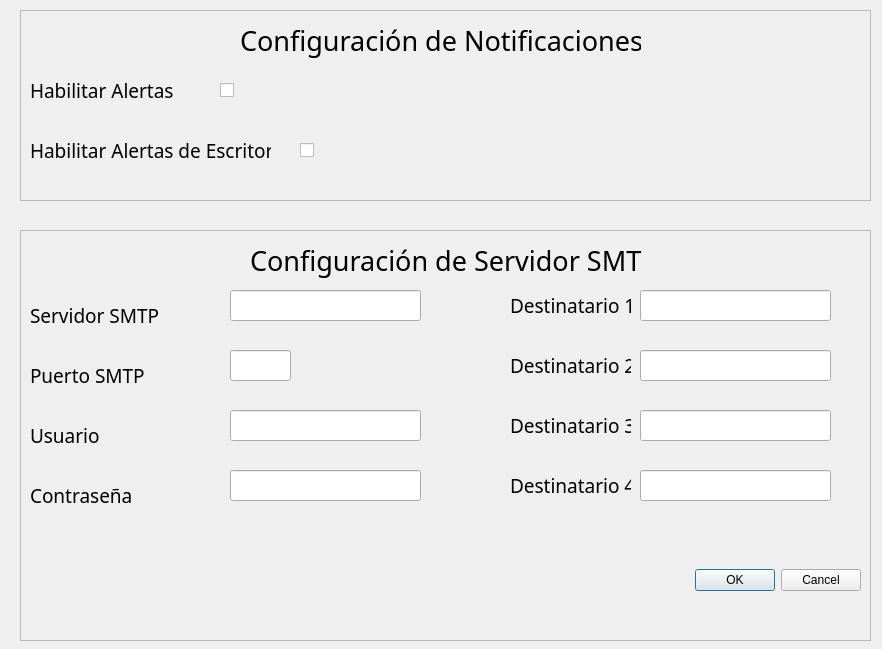
Old version of the form ui/notificaciones-window.ui in the repository nicoarccos/smart-printerv2.
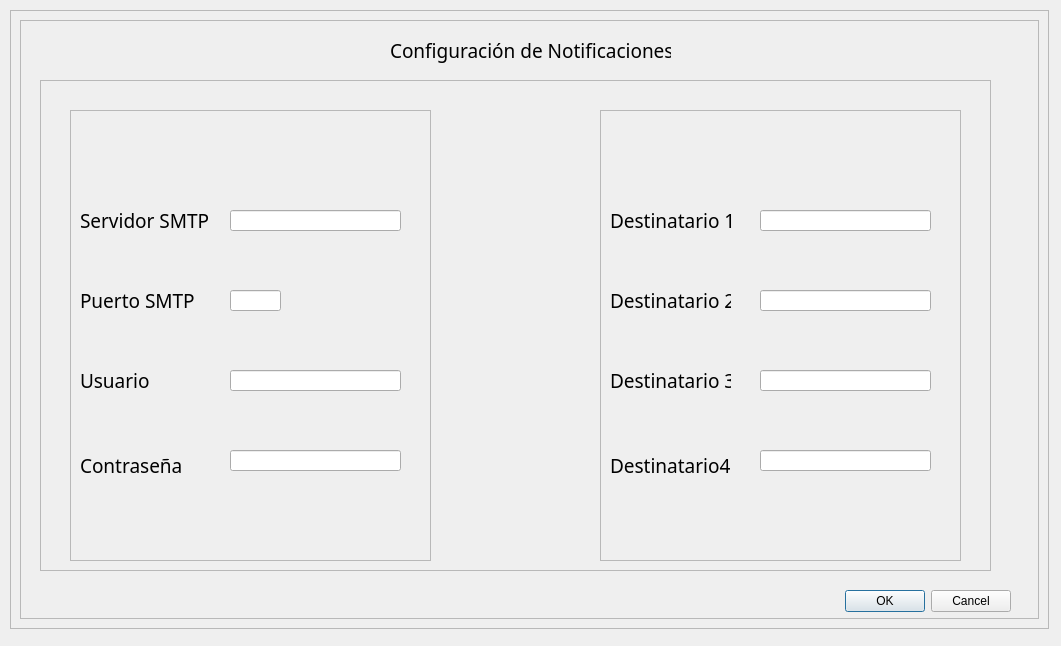
New version of the form.

Commit message: rebranding de alarmas, notificaciones y escaneo. Nivel: Funcional solo escaneo.

The edit to the form file:
```diff
--- a/ui/notificaciones-window.ui
+++ b/ui/notificaciones-window.ui
@@ -6,8 +6,8 @@
    <rect>
     <x>0</x>
     <y>0</y>
-    <width>882</width>
-    <height>649</height>
+    <width>1061</width>
+    <height>646</height>
    </rect>
   </property>
   <property name="windowTitle">
@@ -16,10 +16,10 @@
   <widget class="QFrame" name="frame">
    <property name="geometry">
     <rect>
-     <x>20</x>
+     <x>10</x>
      <y>10</y>
-     <width>851</width>
-     <height>191</height>
+     <width>1039</width>
+     <height>619</height>
     </rect>
    </property>
    <property name="frameShape">
@@ -28,160 +28,142 @@
    <property name="frameShadow">
     <enum>QFrame::Shadow::Raised</enum>
    </property>
-   <widget class="QLabel" name="label_2">
-    <property name="geometry">
-     <rect>
-      <x>220</x>
-      <y>10</y>
-      <width>401</width>
-      <height>41</height>
-     </rect>
-    </property>
-    <property name="font">
-     <font>
-      <family>Sylfaen</family>
-      <pointsize>20</pointsize>
-     </font>
-    </property>
-    <property name="text">
-     <string>Configuración de Notificaciones</string>
-    </property>
-   </widget>
-   <widget class="QLabel" name="label_9">
-    <property name="geometry">
-     <rect>
-      <x>10</x>
-      <y>60</y>
-      <width>151</width>
-      <height>41</height>
-     </rect>
-    </property>
-    <property name="font">
-     <font>
-      <family>Sylfaen</family>
-      <pointsize>14</pointsize>
-     </font>
-    </property>
-    <property name="text">
-     <string>Habilitar Alertas</string>
-    </property>
-   </widget>
-   <widget class="QCheckBox" name="checkBox">
-    <property name="geometry">
-     <rect>
-      <x>200</x>
-      <y>70</y>
-      <width>21</width>
-      <height>20</height>
-     </rect>
-    </property>
-    <property name="text">
-     <string/>
-    </property>
-   </widget>
-   <widget class="QLabel" name="label_10">
-    <property name="geometry">
-     <rect>
-      <x>10</x>
-      <y>120</y>
-      <width>241</width>
-      <height>41</height>
-     </rect>
-    </property>
-    <property name="font">
-     <font>
-      <family>Sylfaen</family>
-      <pointsize>14</pointsize>
-     </font>
-    </property>
-    <property name="text">
-     <string>Habilitar Alertas de Escritorio</string>
-    </property>
-   </widget>
-   <widget class="QCheckBox" name="checkBox_2">
-    <property name="geometry">
-     <rect>
-      <x>280</x>
-      <y>130</y>
-      <width>21</width>
-      <height>20</height>
-     </rect>
-    </property>
-    <property name="text">
-     <string/>
-    </property>
-   </widget>
-  </widget>
+   <layout class="QHBoxLayout" name="horizontalLayout_5">
+    <item>
   <widget class="QFrame" name="frame_2">
-   <property name="geometry">
-    <rect>
-     <x>20</x>
-     <y>230</y>
-     <width>851</width>
-     <height>411</height>
-    </rect>
-   </property>
    <property name="frameShape">
     <enum>QFrame::Shape::StyledPanel</enum>
    </property>
    <property name="frameShadow">
-    <enum>QFrame::Shadow::Raised</enum>
-   </property>
-   <widget class="QLabel" name="label_11">
+       <enum>QFrame::Raised</enum>
+      </property>
+      <widget class="QDialogButtonBox" name="buttonBox">
     <property name="geometry">
      <rect>
-      <x>230</x>
+         <x>800</x>
+         <y>570</y>
+         <width>191</width>
+         <height>23</height>
+        </rect>
+       </property>
+       <property name="standardButtons">
+        <set>QDialogButtonBox::Cancel|QDialogButtonBox::Ok</set>
+       </property>
+      </widget>
+      <widget class="QLabel" name="label_8">
+       <property name="geometry">
+        <rect>
+         <x>370</x>
       <y>10</y>
-      <width>391</width>
+         <width>281</width>
       <height>41</height>
      </rect>
     </property>
     <property name="font">
      <font>
       <family>Sylfaen</family>
-      <pointsize>20</pointsize>
-     </font>
-    </property>
-    <property name="text">
-     <string>Configuración de Servidor SMTP</string>
-    </property>
-   </widget>
-   <widget class="QLabel" name="label_3">
-    <property name="geometry">
-     <rect>
-      <x>10</x>
-      <y>70</y>
-      <width>141</width>
-      <height>31</height>
-     </rect>
-    </property>
-    <property name="font">
-     <font>
-      <family>Sylfaen</family>
       <pointsize>14</pointsize>
      </font>
     </property>
     <property name="text">
-     <string>Servidor SMTP</string>
-    </property>
-   </widget>
-   <widget class="QLineEdit" name="lineEdit_3">
+        <string>Configuración de Notificaciones</string>
+       </property>
+      </widget>
+      <widget class="QFrame" name="frame_3">
     <property name="geometry">
      <rect>
-      <x>210</x>
+         <x>20</x>
       <y>60</y>
-      <width>191</width>
-      <height>31</height>
-     </rect>
-    </property>
-   </widget>
+         <width>951</width>
+         <height>491</height>
+        </rect>
+       </property>
+       <property name="frameShape">
+        <enum>QFrame::StyledPanel</enum>
+       </property>
+       <property name="frameShadow">
+        <enum>QFrame::Raised</enum>
+       </property>
+       <widget class="QFrame" name="frame_4">
+        <property name="geometry">
+         <rect>
+          <x>30</x>
+          <y>30</y>
+          <width>361</width>
+          <height>451</height>
+         </rect>
+        </property>
+        <property name="frameShape">
+         <enum>QFrame::StyledPanel</enum>
+        </property>
+        <property name="frameShadow">
+         <enum>QFrame::Raised</enum>
+        </property>
    <widget class="QLabel" name="label_4">
     <property name="geometry">
      <rect>
       <x>10</x>
-      <y>130</y>
+           <y>330</y>
       <width>121</width>
-      <height>31</height>
+           <height>51</height>
+          </rect>
+         </property>
+         <property name="font">
+          <font>
+           <family>Sylfaen</family>
+           <pointsize>14</pointsize>
+          </font>
+         </property>
+         <property name="text">
+          <string>Contraseña</string>
+         </property>
+        </widget>
+        <widget class="QLineEdit" name="ip_final_7">
+         <property name="geometry">
+          <rect>
+           <x>160</x>
+           <y>340</y>
+           <width>171</width>
+           <height>21</height>
+          </rect>
+         </property>
+        </widget>
+        <widget class="QLabel" name="label_3">
+         <property name="geometry">
+          <rect>
+           <x>10</x>
+           <y>250</y>
+           <width>111</width>
+           <height>41</height>
+          </rect>
+         </property>
+         <property name="font">
+          <font>
+           <family>Sylfaen</family>
+           <pointsize>14</pointsize>
+          </font>
+         </property>
+         <property name="text">
+          <string>Usuario</string>
+         </property>
+        </widget>
+        <widget class="QLineEdit" name="ip_final_6">
+         <property name="geometry">
+          <rect>
+           <x>160</x>
+           <y>260</y>
+           <width>171</width>
+           <height>21</height>
+          </rect>
+         </property>
+        </widget>
+        <widget class="QLabel" name="label_5">
+         <property name="geometry">
+          <rect>
+           <x>10</x>
+           <y>170</y>
+           <width>121</width>
+           <height>41</height>
      </rect>
     </property>
     <property name="font">
@@ -194,13 +176,68 @@
      <string>Puerto SMTP</string>
     </property>
    </widget>
+        <widget class="QLineEdit" name="ip_final">
+         <property name="geometry">
+          <rect>
+           <x>160</x>
+           <y>180</y>
+           <width>51</width>
+           <height>21</height>
+          </rect>
+         </property>
+        </widget>
+        <widget class="QLabel" name="label_2">
+         <property name="geometry">
+          <rect>
+           <x>10</x>
+           <y>90</y>
+           <width>141</width>
+           <height>41</height>
+          </rect>
+         </property>
+         <property name="font">
+          <font>
+           <family>Sylfaen</family>
+           <pointsize>14</pointsize>
+          </font>
+         </property>
+         <property name="text">
+          <string>Servidor SMTP</string>
+         </property>
+        </widget>
+        <widget class="QLineEdit" name="ip_final_4">
+         <property name="geometry">
+          <rect>
+           <x>160</x>
+           <y>100</y>
+           <width>171</width>
+           <height>21</height>
+          </rect>
+         </property>
+        </widget>
+       </widget>
+       <widget class="QFrame" name="frame_5">
+        <property name="geometry">
+         <rect>
+          <x>560</x>
+          <y>30</y>
+          <width>361</width>
+          <height>451</height>
+         </rect>
+        </property>
+        <property name="frameShape">
+         <enum>QFrame::StyledPanel</enum>
+        </property>
+        <property name="frameShadow">
+         <enum>QFrame::Raised</enum>
+        </property>
    <widget class="QLabel" name="label_6">
     <property name="geometry">
      <rect>
       <x>10</x>
-      <y>250</y>
-      <width>121</width>
-      <height>31</height>
+           <y>330</y>
+           <width>131</width>
+           <height>51</height>
      </rect>
     </property>
     <property name="font">
@@ -210,123 +247,26 @@
      </font>
     </property>
     <property name="text">
-     <string>Contraseña</string>
-    </property>
-   </widget>
-   <widget class="QLineEdit" name="lineEdit_2">
+          <string>Destinatario4</string>
+         </property>
+        </widget>
+        <widget class="QLineEdit" name="ip_final_8">
     <property name="geometry">
      <rect>
-      <x>210</x>
-      <y>120</y>
-      <width>61</width>
-      <height>31</height>
-     </rect>
-    </property>
-   </widget>
-   <widget class="QLineEdit" name="lineEdit">
-    <property name="geometry">
-     <rect>
-      <x>210</x>
-      <y>180</y>
-      <width>191</width>
-      <height>31</height>
-     </rect>
-    </property>
-   </widget>
-   <widget class="QLineEdit" name="lineEdit_4">
-    <property name="geometry">
-     <rect>
-      <x>210</x>
-      <y>240</y>
-      <width>191</width>
-      <height>31</height>
+           <x>160</x>
+           <y>340</y>
+           <width>171</width>
+           <height>21</height>
      </rect>
     </property>
    </widget>
    <widget class="QLabel" name="label_7">
     <property name="geometry">
      <rect>
-      <x>490</x>
-      <y>60</y>
-      <width>121</width>
-      <height>31</height>
-     </rect>
-    </property>
-    <property name="font">
-     <font>
-      <family>Sylfaen</family>
-      <pointsize>14</pointsize>
-     </font>
-    </property>
-    <property name="text">
-     <string>Destinatario 1</string>
-    </property>
-   </widget>
-   <widget class="QLineEdit" name="lineEdit_5">
-    <property name="geometry">
-     <rect>
-      <x>620</x>
-      <y>60</y>
-      <width>191</width>
-      <height>31</height>
-     </rect>
-    </property>
-   </widget>
-   <widget class="QLabel" name="label_5">
-    <property name="geometry">
-     <rect>
       <x>10</x>
-      <y>190</y>
+           <y>250</y>
       <width>121</width>
-      <height>31</height>
-     </rect>
-    </property>
-    <property name="font">
-     <font>
-      <family>Sylfaen</family>
-      <pointsize>14</pointsize>
-     </font>
-    </property>
-    <property name="text">
-     <string>Usuario</string>
-    </property>
-   </widget>
-   <widget class="QLabel" name="label_8">
-    <property name="geometry">
-     <rect>
-      <x>490</x>
-      <y>120</y>
-      <width>121</width>
-      <height>31</height>
-     </rect>
-    </property>
-    <property name="font">
-     <font>
-      <family>Sylfaen</family>
-      <pointsize>14</pointsize>
-     </font>
-    </property>
-    <property name="text">
-     <string>Destinatario 2</string>
-    </property>
-   </widget>
-   <widget class="QLineEdit" name="lineEdit_6">
-    <property name="geometry">
-     <rect>
-      <x>620</x>
-      <y>120</y>
-      <width>191</width>
-      <height>31</height>
-     </rect>
-    </property>
-   </widget>
-   <widget class="QLabel" name="label_12">
-    <property name="geometry">
-     <rect>
-      <x>490</x>
-      <y>180</y>
-      <width>121</width>
-      <height>31</height>
+           <height>41</height>
      </rect>
     </property>
     <property name="font">
@@ -339,23 +279,23 @@
      <string>Destinatario 3</string>
     </property>
    </widget>
-   <widget class="QLineEdit" name="lineEdit_7">
+        <widget class="QLineEdit" name="ip_final_9">
     <property name="geometry">
      <rect>
-      <x>620</x>
-      <y>180</y>
-      <width>191</width>
-      <height>31</height>
+           <x>160</x>
+           <y>260</y>
+           <width>171</width>
+           <height>21</height>
      </rect>
     </property>
    </widget>
-   <widget class="QLabel" name="label_13">
+        <widget class="QLabel" name="label_9">
     <property name="geometry">
      <rect>
-      <x>490</x>
-      <y>240</y>
+           <x>10</x>
+           <y>170</y>
       <width>121</width>
-      <height>31</height>
+           <height>41</height>
      </rect>
     </property>
     <property name="font">
@@ -365,32 +305,53 @@
      </font>
     </property>
     <property name="text">
-     <string>Destinatario 4</string>
-    </property>
-   </widget>
-   <widget class="QLineEdit" name="lineEdit_8">
+          <string>Destinatario 2</string>
+         </property>
+        </widget>
+        <widget class="QLabel" name="label_10">
     <property name="geometry">
      <rect>
-      <x>620</x>
-      <y>240</y>
-      <width>191</width>
-      <height>31</height>
-     </rect>
-    </property>
-   </widget>
-   <widget class="QDialogButtonBox" name="buttonBox">
+           <x>10</x>
+           <y>90</y>
+           <width>141</width>
+           <height>41</height>
+          </rect>
+         </property>
+         <property name="font">
+          <font>
+           <family>Sylfaen</family>
+           <pointsize>14</pointsize>
+          </font>
+         </property>
+         <property name="text">
+          <string>Destinatario 1</string>
+         </property>
+        </widget>
+        <widget class="QLineEdit" name="ip_final_5">
     <property name="geometry">
      <rect>
-      <x>640</x>
-      <y>330</y>
-      <width>201</width>
-      <height>41</height>
-     </rect>
-    </property>
-    <property name="standardButtons">
-     <set>QDialogButtonBox::StandardButton::Cancel|QDialogButtonBox::StandardButton::Ok</set>
-    </property>
-   </widget>
+           <x>160</x>
+           <y>100</y>
+           <width>171</width>
+           <height>21</height>
+          </rect>
+         </property>
+        </widget>
+        <widget class="QLineEdit" name="ip_final_10">
+         <property name="geometry">
+          <rect>
+           <x>160</x>
+           <y>180</y>
+           <width>171</width>
+           <height>21</height>
+          </rect>
+         </property>
+        </widget>
+       </widget>
+      </widget>
+     </widget>
+    </item>
+   </layout>
   </widget>
  </widget>
  <resources/>
```
Left out of the diff: 6 changed lines with no effect on the pictures. Lines whose indentation alone changed are shown as unchanged. The commit also changes 23 other files.
